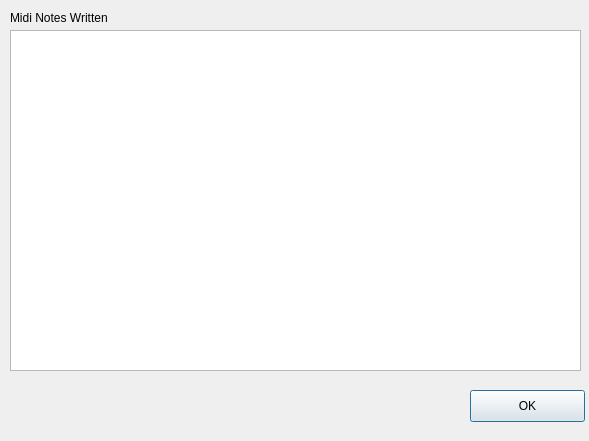
Qt form displaywindow.ui (taoduo/QtSongWriter) before a commit.
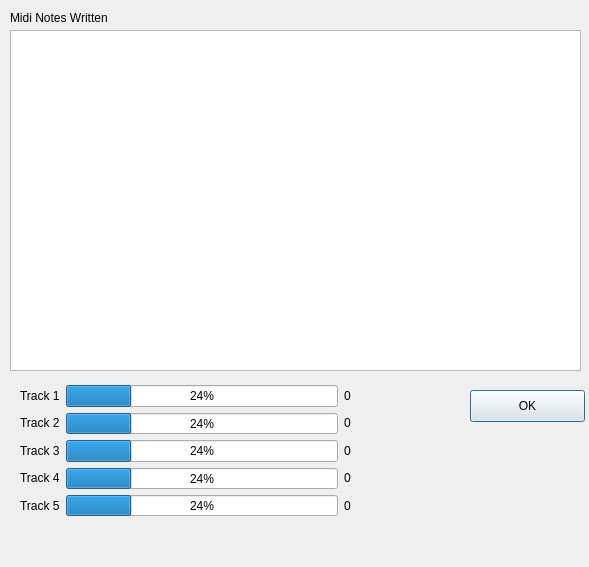
The same form after that commit.

Commit message: implemented length in the display window

What changed in the file:
```diff
--- a/displaywindow.ui
+++ b/displaywindow.ui
@@ -7,7 +7,7 @@
     <x>0</x>
     <y>0</y>
     <width>589</width>
-    <height>441</height>
+    <height>567</height>
    </rect>
   </property>
   <property name="windowTitle">
@@ -55,6 +55,135 @@
     <string>Midi Notes Written</string>
    </property>
   </widget>
+  <widget class="QWidget" name="">
+   <property name="geometry">
+    <rect>
+     <x>20</x>
+     <y>385</y>
+     <width>331</width>
+     <height>131</height>
+    </rect>
+   </property>
+   <layout class="QHBoxLayout" name="horizontalLayout">
+    <item>
+     <layout class="QVBoxLayout" name="verticalLayout">
+      <item>
+       <widget class="QLabel" name="label_2">
+        <property name="text">
+         <string>Track 1</string>
+        </property>
+       </widget>
+      </item>
+      <item>
+       <widget class="QLabel" name="label_3">
+        <property name="text">
+         <string>Track 2</string>
+        </property>
+       </widget>
+      </item>
+      <item>
+       <widget class="QLabel" name="label_4">
+        <property name="text">
+         <string>Track 3</string>
+        </property>
+       </widget>
+      </item>
+      <item>
+       <widget class="QLabel" name="label_5">
+        <property name="text">
+         <string>Track 4</string>
+        </property>
+       </widget>
+      </item>
+      <item>
+       <widget class="QLabel" name="label_6">
+        <property name="text">
+         <string>Track 5</string>
+        </property>
+       </widget>
+      </item>
+     </layout>
+    </item>
+    <item>
+     <layout class="QVBoxLayout" name="verticalLayout_2">
+      <item>
+       <widget class="QProgressBar" name="progressBar_1">
+        <property name="value">
+         <number>24</number>
+        </property>
+       </widget>
+      </item>
+      <item>
+       <widget class="QProgressBar" name="progressBar_2">
+        <property name="value">
+         <number>24</number>
+        </property>
+       </widget>
+      </item>
+      <item>
+       <widget class="QProgressBar" name="progressBar_3">
+        <property name="value">
+         <number>24</number>
+        </property>
+       </widget>
+      </item>
+      <item>
+       <widget class="QProgressBar" name="progressBar_4">
+        <property name="value">
+         <number>24</number>
+        </property>
+       </widget>
+      </item>
+      <item>
+       <widget class="QProgressBar" name="progressBar_5">
+        <property name="value">
+         <number>24</number>
+        </property>
+       </widget>
+      </item>
+     </layout>
+    </item>
+    <item>
+     <layout class="QVBoxLayout" name="verticalLayout_3">
+      <item>
+       <widget class="QLabel" name="label_length_1">
+        <property name="text">
+         <string>0</string>
+        </property>
+       </widget>
+      </item>
+      <item>
+       <widget class="QLabel" name="label_length_2">
+        <property name="text">
+         <string>0</string>
+        </property>
+       </widget>
+      </item>
+      <item>
+       <widget class="QLabel" name="label_length_3">
+        <property name="text">
+         <string>0</string>
+        </property>
+       </widget>
+      </item>
+      <item>
+       <widget class="QLabel" name="label_length_4">
+        <property name="text">
+         <string>0</string>
+        </property>
+       </widget>
+      </item>
+      <item>
+       <widget class="QLabel" name="label_length_5">
+        <property name="text">
+         <string>0</string>
+        </property>
+       </widget>
+      </item>
+     </layout>
+    </item>
+   </layout>
+  </widget>
  </widget>
  <resources/>
  <connections/>
```
The commit also changes 5 other files.
